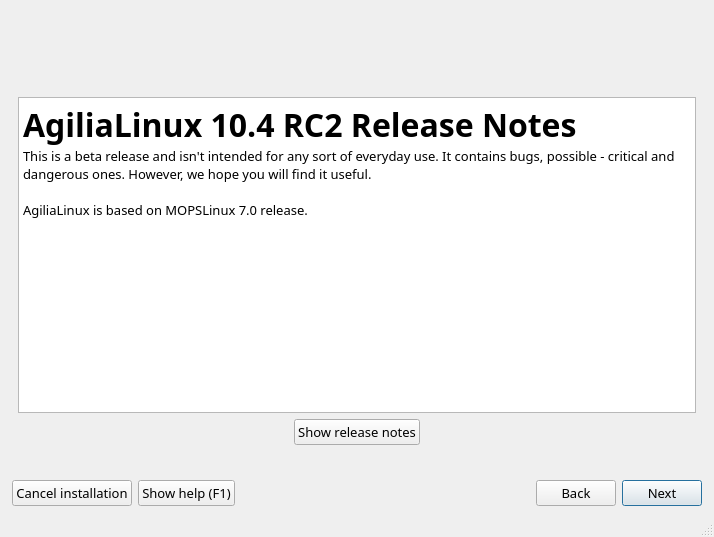
Old version of the form guiinstaller/guisetup/mainwindow.ui in the repository aix27249/mpkg.
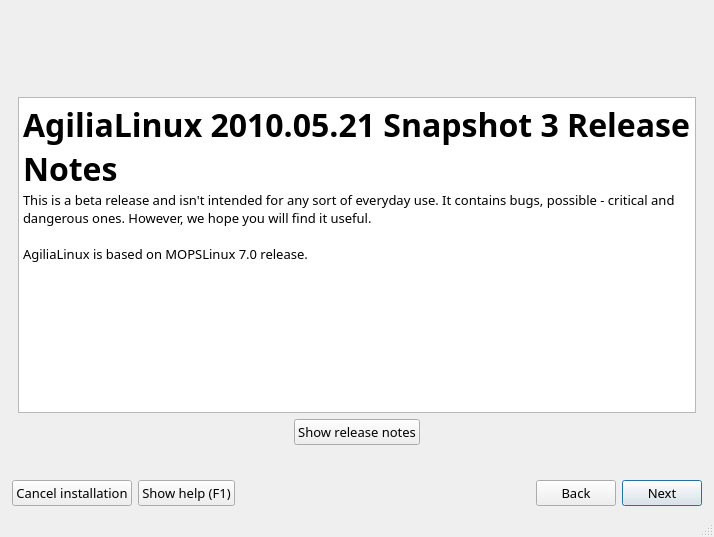
New version of the form. The open tabs and pages were chosen to show the change. Icons and pictures are not drawn.

```diff
--- a/guiinstaller/guisetup/mainwindow.ui
+++ b/guiinstaller/guisetup/mainwindow.ui
@@ -140,7 +140,7 @@
 &lt;html&gt;&lt;head&gt;&lt;meta name=&quot;qrichtext&quot; content=&quot;1&quot; /&gt;&lt;style type=&quot;text/css&quot;&gt;
 p, li { white-space: pre-wrap; }
 &lt;/style&gt;&lt;/head&gt;&lt;body style=&quot; font-family:'Droid Sans'; font-size:10pt; font-weight:400; font-style:normal;&quot;&gt;
-&lt;p style=&quot; margin-top:0px; margin-bottom:0px; margin-left:0px; margin-right:0px; -qt-block-indent:0; text-indent:0px;&quot;&gt;&lt;span style=&quot; font-size:24pt; font-weight:600;&quot;&gt;AgiliaLinux 10.4 RC2 Release Notes&lt;/span&gt;&lt;/p&gt;
+&lt;p style=&quot; margin-top:0px; margin-bottom:0px; margin-left:0px; margin-right:0px; -qt-block-indent:0; text-indent:0px;&quot;&gt;&lt;span style=&quot; font-size:24pt; font-weight:600;&quot;&gt;AgiliaLinux 2010.05.21 Snapshot 3 Release Notes&lt;/span&gt;&lt;/p&gt;
 &lt;p style=&quot; margin-top:0px; margin-bottom:0px; margin-left:0px; margin-right:0px; -qt-block-indent:0; text-indent:0px;&quot;&gt;This is a beta release and isn't intended for any sort of everyday use. It contains bugs, possible - critical and dangerous ones. However, we hope you will find it useful.&lt;/p&gt;
 &lt;p style=&quot;-qt-paragraph-type:empty; margin-top:0px; margin-bottom:0px; margin-left:0px; margin-right:0px; -qt-block-indent:0; text-indent:0px;&quot;&gt;&lt;/p&gt;
 &lt;p style=&quot; margin-top:0px; margin-bottom:0px; margin-left:0px; margin-right:0px; -qt-block-indent:0; text-indent:0px;&quot;&gt;AgiliaLinux is based on MOPSLinux 7.0 release.&lt;/p&gt;&lt;/body&gt;&lt;/html&gt;</string>
```
